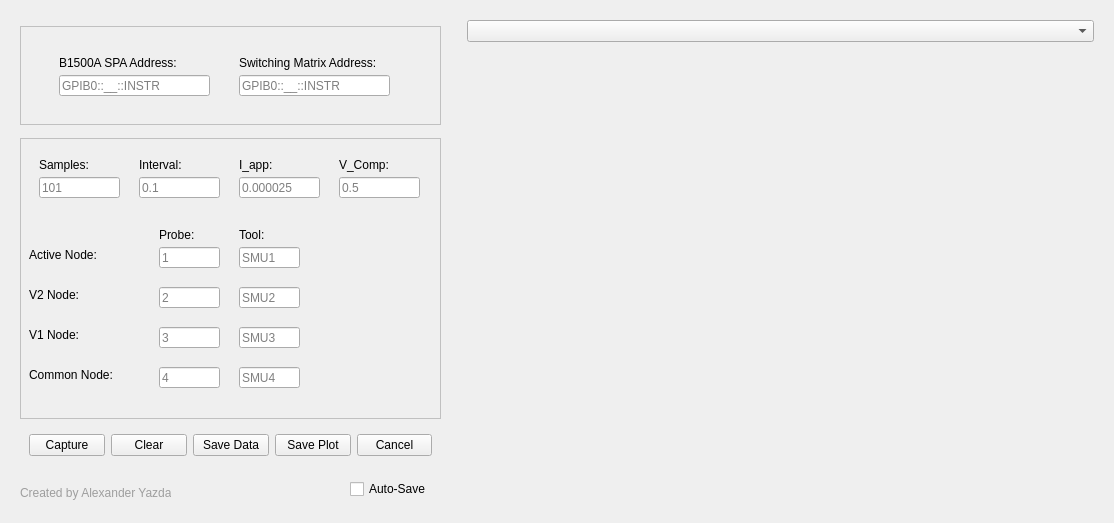
This is DC_Sampling_GUI_4Probe_backend.ui in Alexyazdani/GUI_Testing as Qt 5 draws it before an edit. The edited form follows.
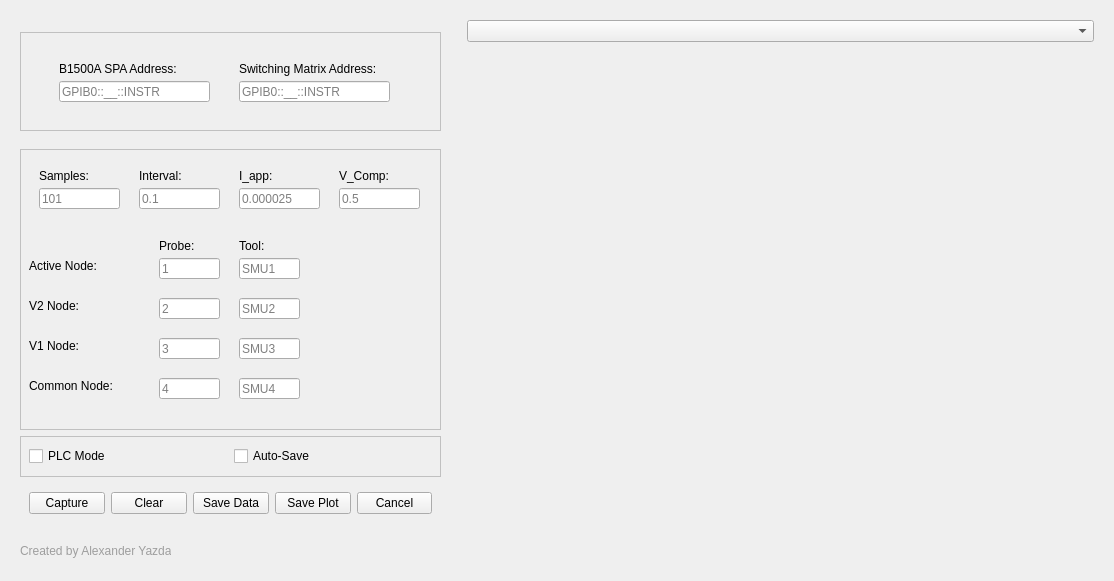
This is the edited form.

What changed in the file:
```diff
--- a/DC_Sampling_GUI_4Probe_backend.ui
+++ b/DC_Sampling_GUI_4Probe_backend.ui
@@ -7,9 +7,15 @@
     <x>0</x>
     <y>0</y>
     <width>1114</width>
-    <height>519</height>
+    <height>581</height>
    </rect>
   </property>
+  <property name="minimumSize">
+   <size>
+    <width>1104</width>
+    <height>581</height>
+   </size>
+  </property>
   <property name="windowTitle">
    <string>Form</string>
   </property>
@@ -476,6 +482,58 @@
         </property>
        </spacer>
       </item>
+      <item>
+       <widget class="QWidget" name="widget_8" native="true">
+        <property name="minimumSize">
+         <size>
+          <width>401</width>
+          <height>41</height>
+         </size>
+        </property>
+        <property name="maximumSize">
+         <size>
+          <width>421</width>
+          <height>16777215</height>
+         </size>
+        </property>
+        <property name="styleSheet">
+         <string notr="true">#widget_8
+
+{
+	border: 1px  solid #C0C0C0;
+}</string>
+        </property>
+        <layout class="QHBoxLayout" name="horizontalLayout_5">
+         <item>
+          <widget class="QCheckBox" name="PLC_checkBox">
+           <property name="text">
+            <string>PLC Mode</string>
+           </property>
+          </widget>
+         </item>
+         <item>
+          <widget class="QCheckBox" name="save_checkBox">
+           <property name="text">
+            <string>Auto-Save</string>
+           </property>
+          </widget>
+         </item>
+        </layout>
+       </widget>
+      </item>
+      <item>
+       <spacer name="verticalSpacer_3">
+        <property name="orientation">
+         <enum>Qt::Vertical</enum>
+        </property>
+        <property name="sizeHint" stdset="0">
+         <size>
+          <width>20</width>
+          <height>0</height>
+         </size>
+        </property>
+       </spacer>
+      </item>
       <item>
        <widget class="QWidget" name="widget_4" native="true">
         <property name="minimumSize">
@@ -530,14 +588,14 @@
        </widget>
       </item>
       <item>
-       <spacer name="verticalSpacer_3">
+       <spacer name="verticalSpacer_5">
         <property name="orientation">
          <enum>Qt::Vertical</enum>
         </property>
         <property name="sizeHint" stdset="0">
          <size>
           <width>20</width>
-          <height>0</height>
+          <height>1</height>
          </size>
         </property>
        </spacer>
@@ -568,19 +626,6 @@
           <string>Created by Alexander Yazdani</string>
          </property>
         </widget>
-        <widget class="QCheckBox" name="save_checkBox">
-         <property name="geometry">
-          <rect>
-           <x>330</x>
-           <y>7</y>
-           <width>91</width>
-           <height>20</height>
-          </rect>
-         </property>
-         <property name="text">
-          <string>Auto-Save</string>
-         </property>
-        </widget>
        </widget>
       </item>
      </layout>
```
